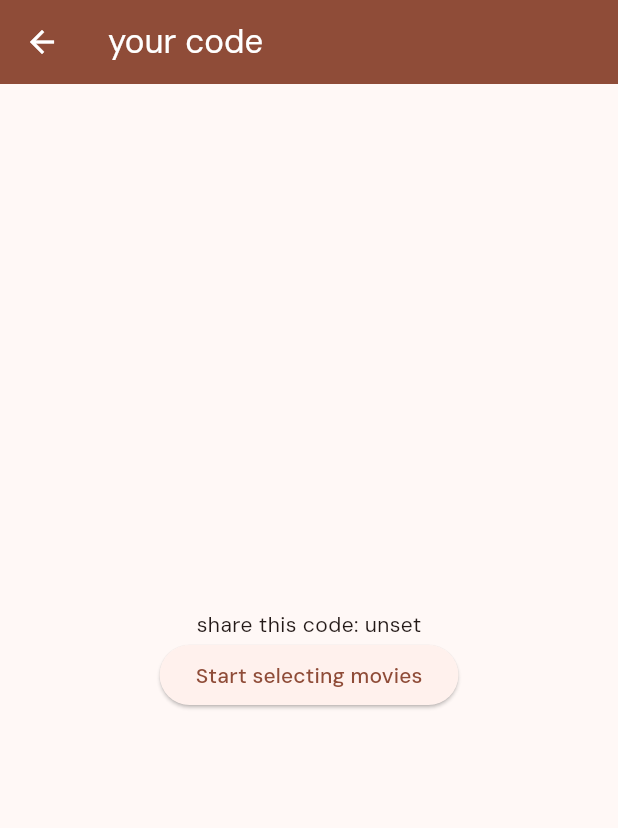
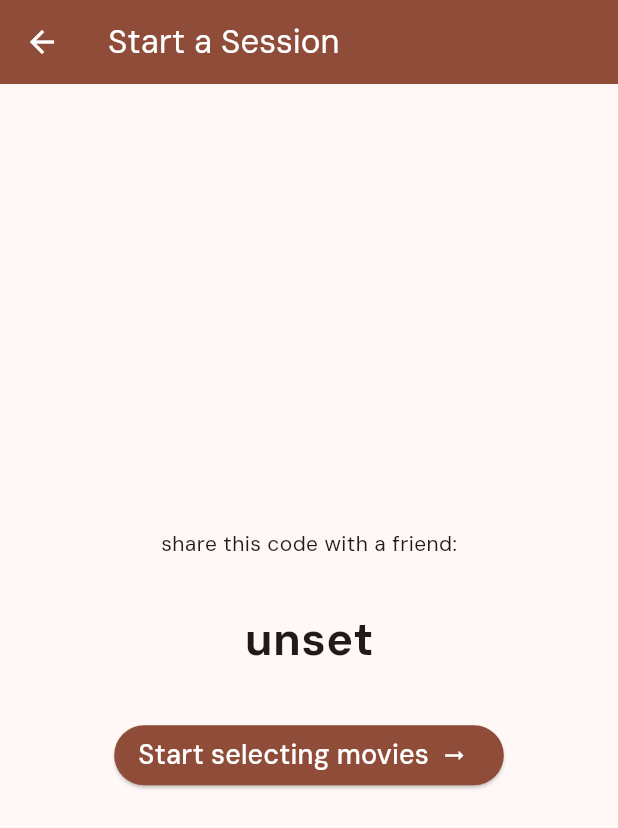
Before and after one commit to thom1662/9135-movie-night, a Flutter app: the screen it shows after launch, after a tap on "Start new session", on a phone screen of 412 x 824 dp. Shown: the top 828 px of the screen. Run offline on Flutter 3.47's test engine with Material 3 defaults, Android fonts, the light colour scheme and no system bars; our stand-ins replace device_info_plus; missing offline and left inert: android_id; network calls fail.

Commit message:
fix spacing, make btn look disabled for code

```diff
--- a/lib/screens/code_screen.dart
+++ b/lib/screens/code_screen.dart
@@ -24,7 +24,8 @@ class _CodeScreenState extends State<CodeScreen> {
 
   void _startSession() async {
     //how to get device id from anywhere:
-    String? deviceID = Provider.of<AppProvider>(context, listen: false).deviceID;
+    String? deviceID =
+        Provider.of<AppProvider>(context, listen: false).deviceID;
 
     final response = await HttpHelper.startSession(deviceID);
     setState(() {
@@ -32,7 +33,7 @@ class _CodeScreenState extends State<CodeScreen> {
       sessionId = response['data']['session_id'];
     });
     //set session in provider
-      Provider.of<AppProvider>(context, listen: false).setSessionID(sessionId);
+    Provider.of<AppProvider>(context, listen: false).setSessionID(sessionId);
 
     if (kDebugMode) {
       print('code from start session: $code');
@@ -40,29 +41,44 @@ class _CodeScreenState extends State<CodeScreen> {
     }
   }
 
-
   @override
   Widget build(BuildContext context) {
 //put main scaffold on main.dart, title only here
     return Scaffold(
         appBar: AppBar(
-          title: Text("your code"),
+          title: const Text("Start a Session"),
         ),
         body: Center(
           child: Column(
             mainAxisAlignment: MainAxisAlignment.center,
             children: [
-              Text("share this code: $code"),
-              ElevatedButton(
+              const Text("share this code with a friend:"),
+              Padding(
+                padding: const EdgeInsets.all(32.0),
+                child: Text(code,
+                    style: const TextStyle(
+                        fontSize: 30, fontWeight: FontWeight.bold)),
+              ),
+              ElevatedButton.icon(
+                style: ElevatedButton.styleFrom(
+                  backgroundColor: Theme.of(context).colorScheme.primary,
+                ),
                 onPressed: () {
-                  Navigator.push(context,
-                      MaterialPageRoute(builder: (context) => const MoviesScreen()));
+                  Navigator.push(
+                      context,
+                      MaterialPageRoute(
+                          builder: (context) => const MoviesScreen()));
                 },
-                child: const Text("Start selecting movies"),
+                label: Text("Start selecting movies",
+                    style: TextStyle(
+                      color: Theme.of(context).colorScheme.onPrimary,
+                      fontSize: 18,
+                    )),
+                iconAlignment: IconAlignment.end,
+                icon: const Icon(Icons.arrow_right_alt, color: Colors.white),
               )
             ],
           ),
         ));
   }
-
 }
--- a/lib/screens/welcome.dart
+++ b/lib/screens/welcome.dart
@@ -29,18 +29,39 @@ class _WelcomeState extends State<Welcome> {
             child: Column(
       mainAxisAlignment: MainAxisAlignment.center,
       children: [
+        const Image(
+          image: AssetImage('assets/images/popcorn.png'),
+          fit: BoxFit.cover,
+          height: 200,
+        ),
+        const SizedBox(height: 40),
         ElevatedButton(
+            style: ElevatedButton.styleFrom(
+              backgroundColor: Theme.of(context).colorScheme.primary,
+            ),
             onPressed: () {
               Navigator.push(context,
                   MaterialPageRoute(builder: (context) => const CodeScreen()));
             },
-            child: const Text("Start new session")),
+            child: Text("Start new session",
+                style: TextStyle(
+                  color: Theme.of(context).colorScheme.onPrimary,
+                  fontSize: 18,
+                ))),
+        const SizedBox(height: 32),
         ElevatedButton(
+          style: ElevatedButton.styleFrom(
+            backgroundColor: Theme.of(context).colorScheme.primary,
+          ),
           onPressed: () {
             Navigator.push(context,
                 MaterialPageRoute(builder: (context) => const JoinScreen()));
           },
-          child: const Text("Join with a code"),
+          child: Text("Join with a code",
+              style: TextStyle(
+                color: Theme.of(context).colorScheme.onPrimary,
+                fontSize: 18,
+              )),
         )
       ],
     )));
--- a/pubspec.yaml
+++ b/pubspec.yaml
@@ -25,3 +25,5 @@ flutter:
     - family: DMSans
       fonts:
         - asset: assets/fonts/DMSans.ttf
+  assets:
+    - assets/images/popcorn.png
```
Also changed, not shown: lib/screens/join_screen.dart (+21 -4 lines), assets/images/popcorn.png (added).
